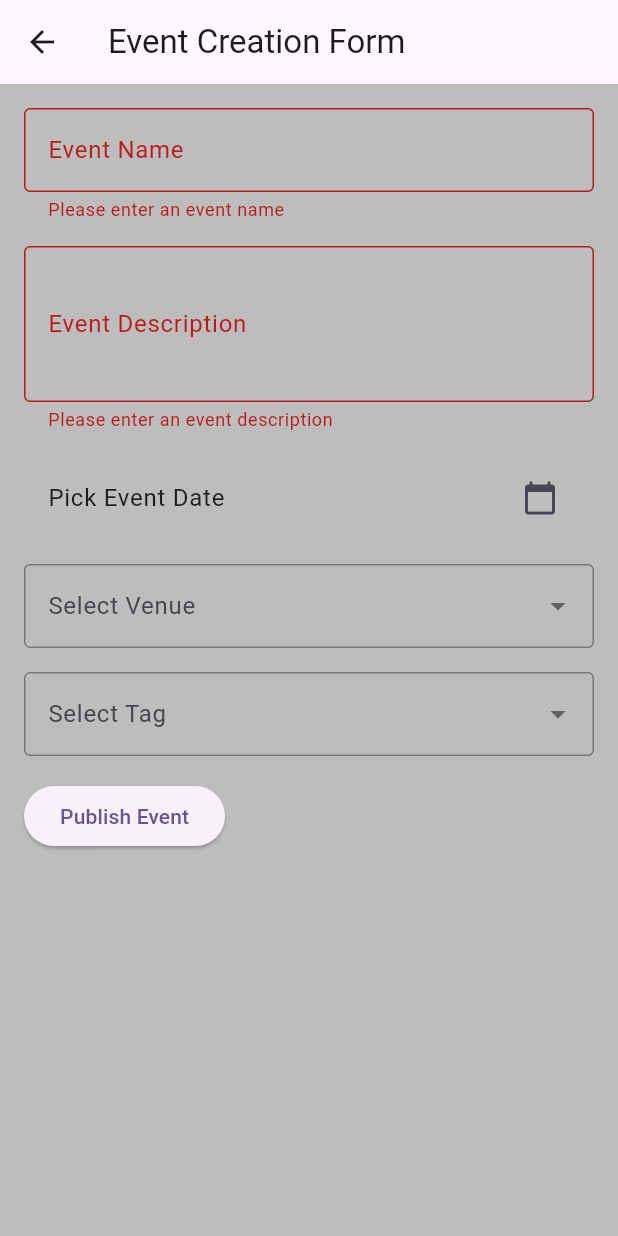
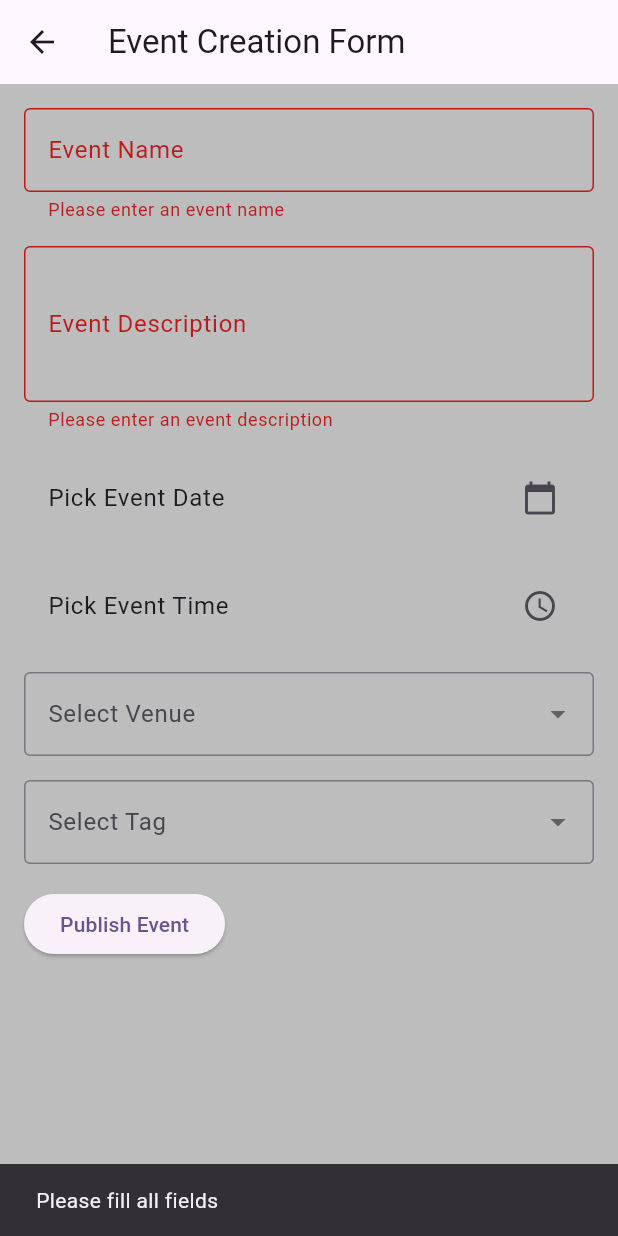
Before and after one commit to IITGCampusSyncTeam/IITGCampusSync, a Flutter app: the EventCreationFormScreen screen opened directly, after a tap on "Publish Event", on a phone screen of 412 x 824 dp. Run offline on Flutter 3.47's test engine with Material 3 defaults, Android fonts, the phone set to English and light mode, and no system bars; our stand-ins replace firebase_core, firebase_messaging, flutter_local_notifications, googleapis_auth, share_plus, shared_preferences and 1 more; missing offline and left inert: flutter_web_auth_2, razorpay_flutter; accounts and stored records are empty.

Commit message:
Update event_creation_form_screen.dart

```diff
--- a/frontend/lib/screens/event_creation_form_screen.dart
+++ b/frontend/lib/screens/event_creation_form_screen.dart
@@ -2,16 +2,15 @@ import 'package:flutter/material.dart';
 
 class EventCreationFormScreen extends StatefulWidget {
   @override
-  _EventCreationFormScreenState createState() =>
-      _EventCreationFormScreenState();
+  _EventCreationFormScreenState createState() => _EventCreationFormScreenState();
 }
 
 class _EventCreationFormScreenState extends State<EventCreationFormScreen> {
   final _formKey = GlobalKey<FormState>();
   final TextEditingController _eventNameController = TextEditingController();
-  final TextEditingController _eventDescriptionController =
-      TextEditingController();
+  final TextEditingController _eventDescriptionController = TextEditingController();
   DateTime? _selectedDate;
+  TimeOfDay? _selectedTime;
   String? _selectedVenue;
   String? _selectedTag;
 
@@ -19,14 +18,15 @@ class _EventCreationFormScreenState extends State<EventCreationFormScreen> {
   Widget build(BuildContext context) {
     return Scaffold(
       appBar: AppBar(title: Text('Event Creation Form')),
-      body: SingleChildScrollView(
-        child: Padding(
-          padding: EdgeInsets.all(16.0),
-          child: Form(
-            key: _formKey,
+      body: Padding(
+        padding: EdgeInsets.all(16.0),
+        child: Form(
+          key: _formKey,
+          child: SingleChildScrollView(
             child: Column(
               crossAxisAlignment: CrossAxisAlignment.start,
               children: [
+                // Event Name Field
                 TextFormField(
                   controller: _eventNameController,
                   decoration: InputDecoration(
@@ -41,6 +41,8 @@ class _EventCreationFormScreenState extends State<EventCreationFormScreen> {
                   },
                 ),
                 SizedBox(height: 16),
+
+                // Event Description Field
                 TextFormField(
                   controller: _eventDescriptionController,
                   decoration: InputDecoration(
@@ -56,6 +58,8 @@ class _EventCreationFormScreenState extends State<EventCreationFormScreen> {
                   },
                 ),
                 SizedBox(height: 16),
+
+                // Date Picker
                 ListTile(
                   title: Text(_selectedDate == null
                       ? 'Pick Event Date'
@@ -76,6 +80,28 @@ class _EventCreationFormScreenState extends State<EventCreationFormScreen> {
                   },
                 ),
                 SizedBox(height: 16),
+
+                // Time Picker
+                ListTile(
+                  title: Text(_selectedTime == null
+                      ? 'Pick Event Time'
+                      : 'Event Time: ${_selectedTime!.format(context)}'),
+                  trailing: Icon(Icons.access_time),
+                  onTap: () async {
+                    TimeOfDay? pickedTime = await showTimePicker(
+                      context: context,
+                      initialTime: TimeOfDay.now(),
+                    );
+                    if (pickedTime != null) {
+                      setState(() {
+                        _selectedTime = pickedTime;
+                      });
+                    }
+                  },
+                ),
+                SizedBox(height: 16),
+
+                // Venue Dropdown
                 DropdownButtonFormField<String>(
                   decoration: InputDecoration(
                     labelText: 'Select Venue',
@@ -94,6 +120,8 @@ class _EventCreationFormScreenState extends State<EventCreationFormScreen> {
                   },
                 ),
                 SizedBox(height: 16),
+
+                // Tag Dropdown
                 DropdownButtonFormField<String>(
                   decoration: InputDecoration(
                     labelText: 'Select Tag',
@@ -112,17 +140,38 @@ class _EventCreationFormScreenState extends State<EventCreationFormScreen> {
                   },
                 ),
                 SizedBox(height: 16),
+
+                // Publish Button
                 ElevatedButton(
                   onPressed: () {
                     if (_formKey.currentState!.validate() &&
                         _selectedDate != null &&
+                        _selectedTime != null &&
                         _selectedVenue != null &&
                         _selectedTag != null) {
+
+                      final DateTime eventDateTime = DateTime(
+                        _selectedDate!.year,
+                        _selectedDate!.month,
+                        _selectedDate!.day,
+                        _selectedTime!.hour,
+                        _selectedTime!.minute,
+                      );
+
+                      print('Event: ${_eventNameController.text}');
+                      print('Description: ${_eventDescriptionController.text}');
+                      print('DateTime: $eventDateTime');
+                      print('Venue: $_selectedVenue');
+                      print('Tag: $_selectedTag');
+
                       ScaffoldMessenger.of(context).showSnackBar(
-                        SnackBar(
-                            content: Text('Event Published Successfully!')),
+                        SnackBar(content: Text('Event Published Successfully!')),
                       );
                       Navigator.pop(context);
+                    } else {
+                      ScaffoldMessenger.of(context).showSnackBar(
+                        SnackBar(content: Text('Please fill all fields')),
+                      );
                     }
                   },
                   child: Text('Publish Event'),
```
